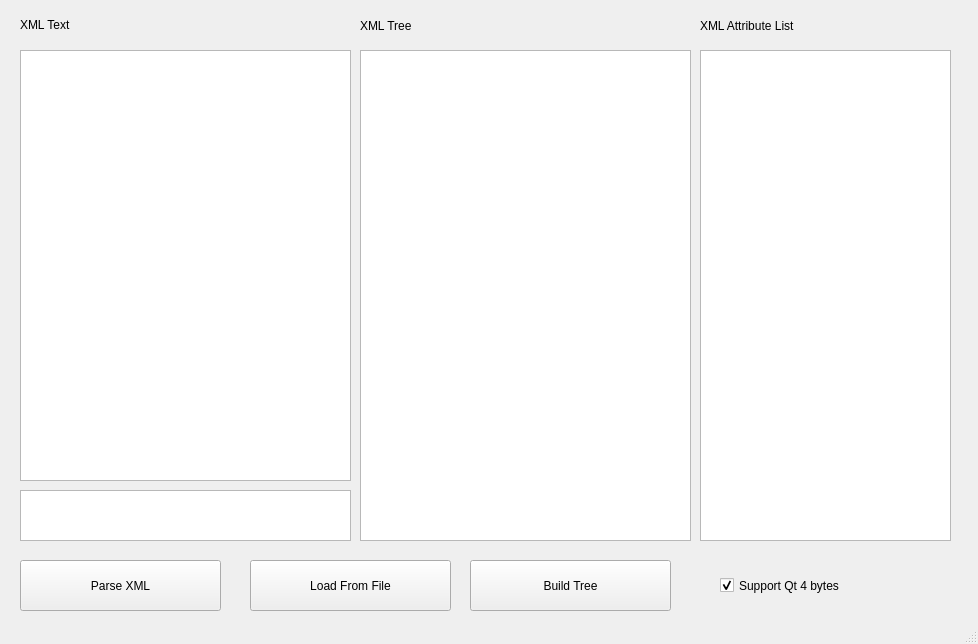
First picture: the form in cpp/qt/Parser/RapidXMLParser/RapidXMLParser/XmlDisplay/mainwindow.ui, repository EdisoNewtong/Vector, before the edit.
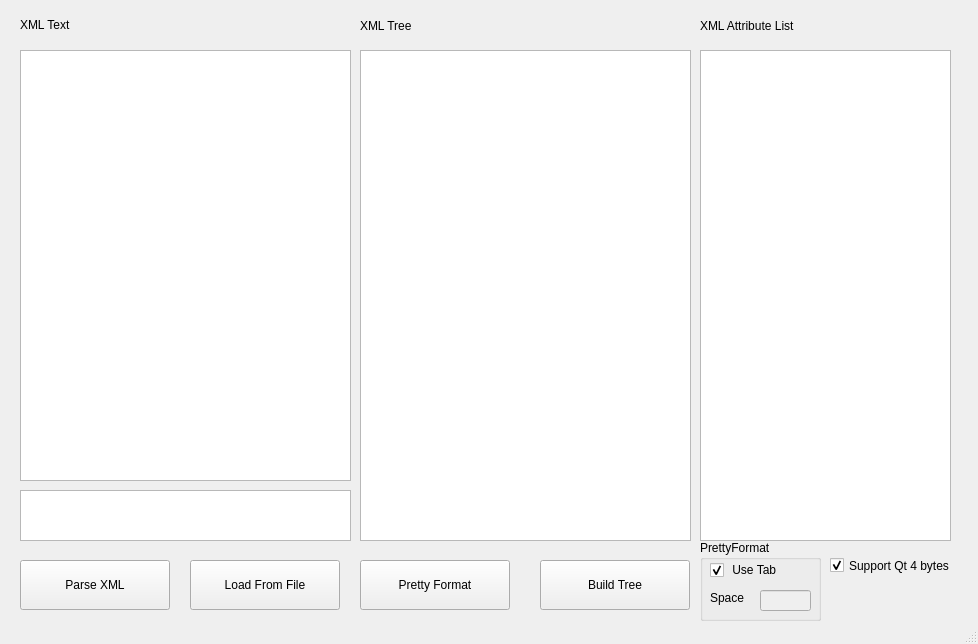
Second picture: the form after the edit. Custom widgets are drawn as their Qt base class.

Commit message: 1. 修正了Xml 工具的一些小问题，使其支持 <aaa> \t  </aaa> 中的空白字符也能被计算在node_data在内 2. 修正了 rapidxml::print 中的编译出错的问题，把内联函数的申明部分进行了提前， 并添加了 Tab 与 Space的2种格式化的选项 3. ieee754 写了一部分功能

The edit to the form file:
```diff
--- a/cpp/qt/Parser/RapidXMLParser/RapidXMLParser/XmlDisplay/mainwindow.ui
+++ b/cpp/qt/Parser/RapidXMLParser/RapidXMLParser/XmlDisplay/mainwindow.ui
@@ -130,8 +130,8 @@
      <rect>
       <x>20</x>
       <y>560</y>
-      <width>201</width>
-      <height>51</height>
+      <width>150</width>
+      <height>50</height>
      </rect>
     </property>
     <property name="text">
@@ -141,10 +141,10 @@
    <widget class="QPushButton" name="loadfileBtn">
     <property name="geometry">
      <rect>
-      <x>250</x>
+      <x>190</x>
       <y>560</y>
-      <width>201</width>
-      <height>51</height>
+      <width>150</width>
+      <height>50</height>
      </rect>
     </property>
     <property name="text">
@@ -154,10 +154,10 @@
    <widget class="QPushButton" name="buildTreeBtn">
     <property name="geometry">
      <rect>
-      <x>470</x>
+      <x>540</x>
       <y>560</y>
-      <width>201</width>
-      <height>51</height>
+      <width>150</width>
+      <height>50</height>
      </rect>
     </property>
     <property name="text">
@@ -167,10 +167,10 @@
    <widget class="QCheckBox" name="checkBox">
     <property name="geometry">
      <rect>
-      <x>720</x>
-      <y>560</y>
-      <width>191</width>
-      <height>51</height>
+      <x>830</x>
+      <y>550</y>
+      <width>141</width>
+      <height>31</height>
      </rect>
     </property>
     <property name="text">
@@ -180,6 +180,74 @@
      <bool>true</bool>
     </property>
    </widget>
+   <widget class="QPushButton" name="prettyFormatBtn">
+    <property name="geometry">
+     <rect>
+      <x>360</x>
+      <y>560</y>
+      <width>150</width>
+      <height>50</height>
+     </rect>
+    </property>
+    <property name="text">
+     <string>Pretty Format</string>
+    </property>
+   </widget>
+   <widget class="QGroupBox" name="groupBox">
+    <property name="geometry">
+     <rect>
+      <x>700</x>
+      <y>540</y>
+      <width>121</width>
+      <height>81</height>
+     </rect>
+    </property>
+    <property name="title">
+     <string>PrettyFormat</string>
+    </property>
+    <widget class="QLineEdit" name="spaceNumTextBox">
+     <property name="enabled">
+      <bool>false</bool>
+     </property>
+     <property name="geometry">
+      <rect>
+       <x>60</x>
+       <y>50</y>
+       <width>51</width>
+       <height>21</height>
+      </rect>
+     </property>
+    </widget>
+    <widget class="QLabel" name="label_4">
+     <property name="geometry">
+      <rect>
+       <x>10</x>
+       <y>50</y>
+       <width>41</width>
+       <height>16</height>
+      </rect>
+     </property>
+     <property name="text">
+      <string>Space</string>
+     </property>
+    </widget>
+    <widget class="QCheckBox" name="useTabOrSpaceChk">
+     <property name="geometry">
+      <rect>
+       <x>10</x>
+       <y>20</y>
+       <width>101</width>
+       <height>20</height>
+      </rect>
+     </property>
+     <property name="text">
+      <string> Use Tab</string>
+     </property>
+     <property name="checked">
+      <bool>true</bool>
+     </property>
+    </widget>
+   </widget>
   </widget>
   <widget class="QStatusBar" name="statusBar">
    <property name="font">
```
The commit also changes 5 other files.
